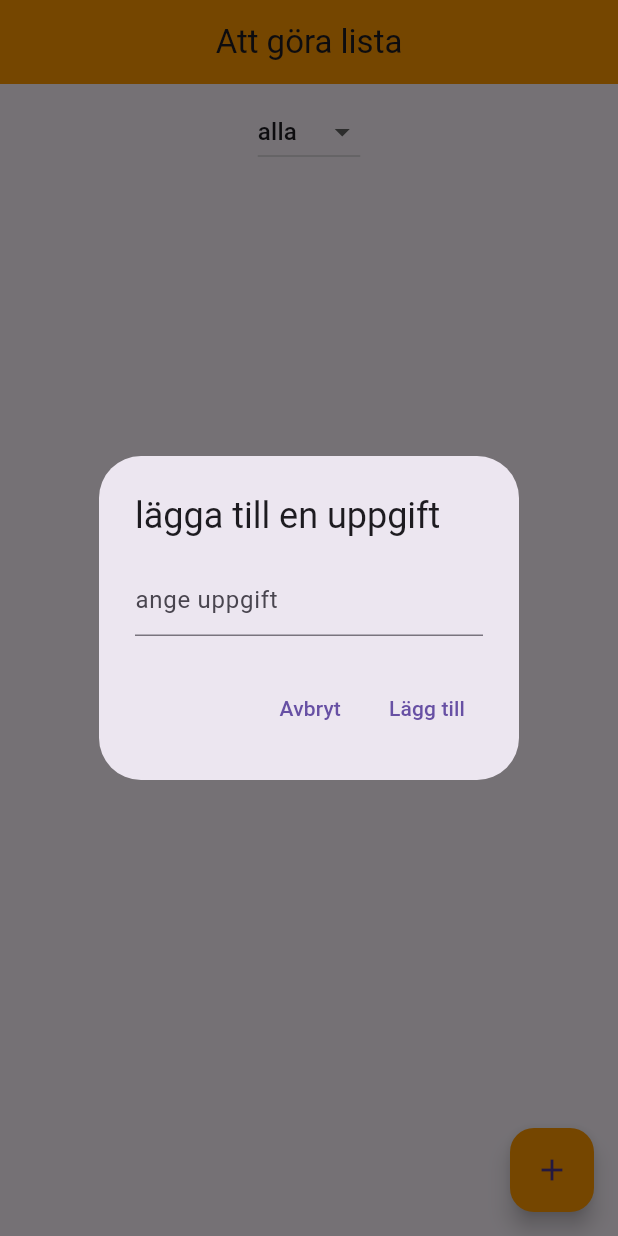
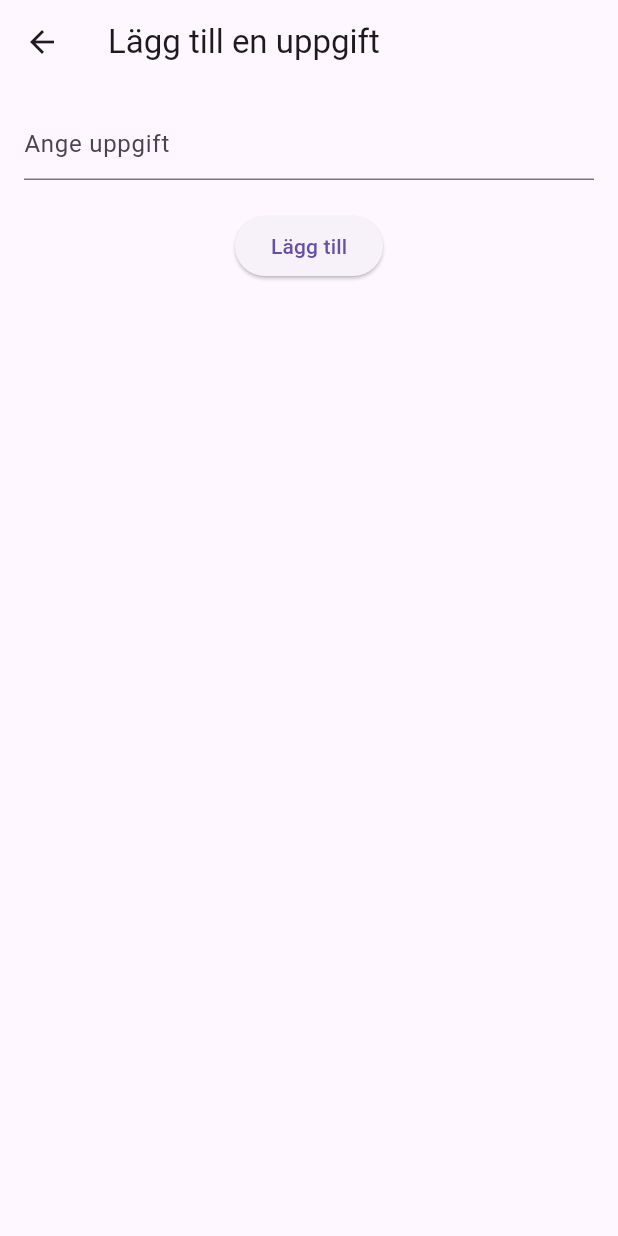
Before and after one commit to gu-tig333-ht24/gushedqfe, a Flutter app: the screen it shows after launch, after a tap on the "add" icon, on a phone screen of 412 x 824 dp. Run offline on Flutter 3.47's test engine with Material 3 defaults, Android fonts, the phone set to English and light mode, and no system bars.

Commit message:
newpage update

```diff
--- a/lib/main.dart
+++ b/lib/main.dart
@@ -56,6 +56,11 @@ class _MyHomePageState extends State<MyHomePage> {
         todos.add(Todo(task, 'ej klar'));
       });
       todoController.clear();
+    } else {
+      ScaffoldMessenger.of(context).showSnackBar(
+          const SnackBar(content: Text('Uppgiften kan inte vara tom!')
+          ),
+          );
     }
   }
 
@@ -75,37 +80,18 @@ class _MyHomePageState extends State<MyHomePage> {
     }
   }
 
-  void _showAddTodoDialog() {
-    showDialog(
-      context: context,
-      builder: (BuildContext context) {
-        return AlertDialog(
-          title: const Text('lägga till en uppgift'),
-          content: TextField(
-            controller: todoController,
-            decoration: const InputDecoration(hintText: 'ange uppgift'),
-          ),
-          actions: <Widget>[
-            TextButton(
-              child: const Text('Avbryt'),
-              onPressed: () {
-                Navigator.of(context).pop();
-              },
-            ),
-            TextButton(
-              child: const Text('Lägg till'),
-              onPressed: () {
-                _addTodoItem(todoController.text);
-                Navigator.of(context).pop();
-              },
-            ),
-          ],
-        );
-      },
+  void _navigateToAddTodoPage() async {
+    final result = await Navigator.push(
+      context,
+      MaterialPageRoute(builder: (context) => AddTodoPage()),
     );
+
+    if (result != null && result is String) {
+      _addTodoItem(result);
+    }
   }
 
-  @override
+ @override
   Widget build(BuildContext context) {
     List<Todo> filteredTodos = getFilteredTodos();
     return Scaffold(
@@ -143,12 +129,14 @@ class _MyHomePageState extends State<MyHomePage> {
         ],
       ),
       floatingActionButton: FloatingActionButton(
-        onPressed: _showAddTodoDialog,
+        onPressed: _navigateToAddTodoPage,
         child: const Icon(Icons.add),
         backgroundColor: Colors.orange,
       ),
     );
   }
+
+
 
   Widget _item(BuildContext context, Todo todo) {
     return GestureDetector(
@@ -202,16 +190,33 @@ class _MyHomePageState extends State<MyHomePage> {
     );
   }
 }
+class AddTodoPage extends StatelessWidget {
+  @override
+  Widget build(BuildContext context) {
+    final TextEditingController todoController = TextEditingController();
 
-class Time extends StatelessWidget {
-  final Todo todo;
-  Time(this.todo);
-
-  @override
-  Widget build(BuildContext) {
     return Scaffold(
-      appBar: AppBar(title: Text(todo.syssla)),
-      body: Text(todo.klar),
+      appBar: AppBar(
+        title: const Text('Lägg till en uppgift'),
+      ),
+      body: Padding(
+        padding: const EdgeInsets.all(16.0),
+        child: Column(
+          children: [
+            TextField(
+              controller: todoController,
+              decoration: const InputDecoration(hintText: 'Ange uppgift'),
+            ),
+            const SizedBox(height: 20),
+            ElevatedButton(
+              onPressed: () {
+                Navigator.pop(context, todoController.text);
+              },
+              child: const Text('Lägg till'),
+            ),
+          ],
+        ),
+      ),
     );
   }
 }
```
